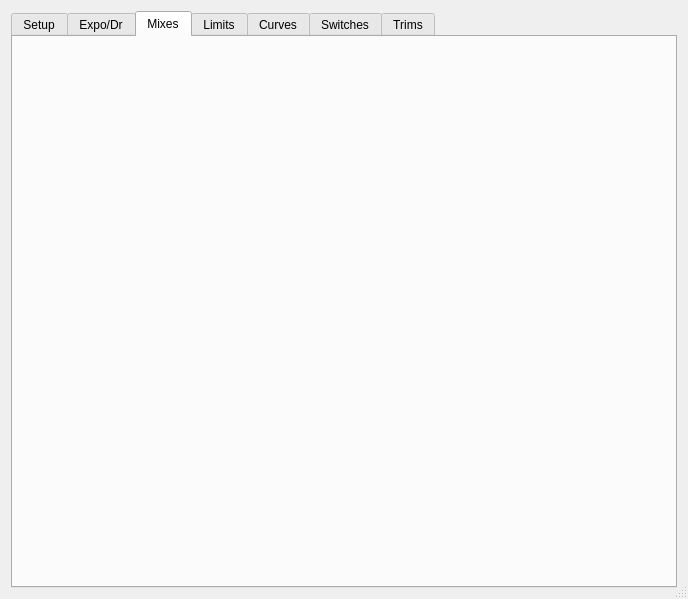
Above: src/modeledit.ui from xhorizont/eepe before the change. Below: the same form after it.
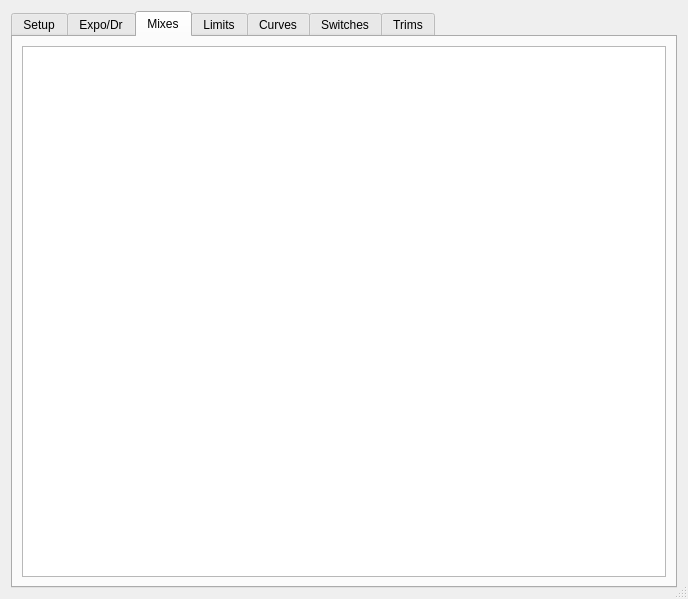
That is the form after the change. The open tabs and pages were chosen to show the change. Icons and pictures are not drawn.

Diff of the .ui file:
```diff
--- a/src/modeledit.ui
+++ b/src/modeledit.ui
@@ -1498,6 +1498,18 @@
       <attribute name="title">
        <string>Mixes</string>
       </attribute>
+      <layout class="QGridLayout" name="gridLayout_18">
+       <item row="0" column="0">
+        <widget class="QListWidget" name="MixerlistWidget">
+         <property name="font">
+          <font>
+           <family>Courier New</family>
+           <pointsize>12</pointsize>
+          </font>
+         </property>
+        </widget>
+       </item>
+      </layout>
      </widget>
      <widget class="QWidget" name="tabLimit">
       <attribute name="title">
```
Left out of the diff: 2 changed lines with no effect on the pictures.
